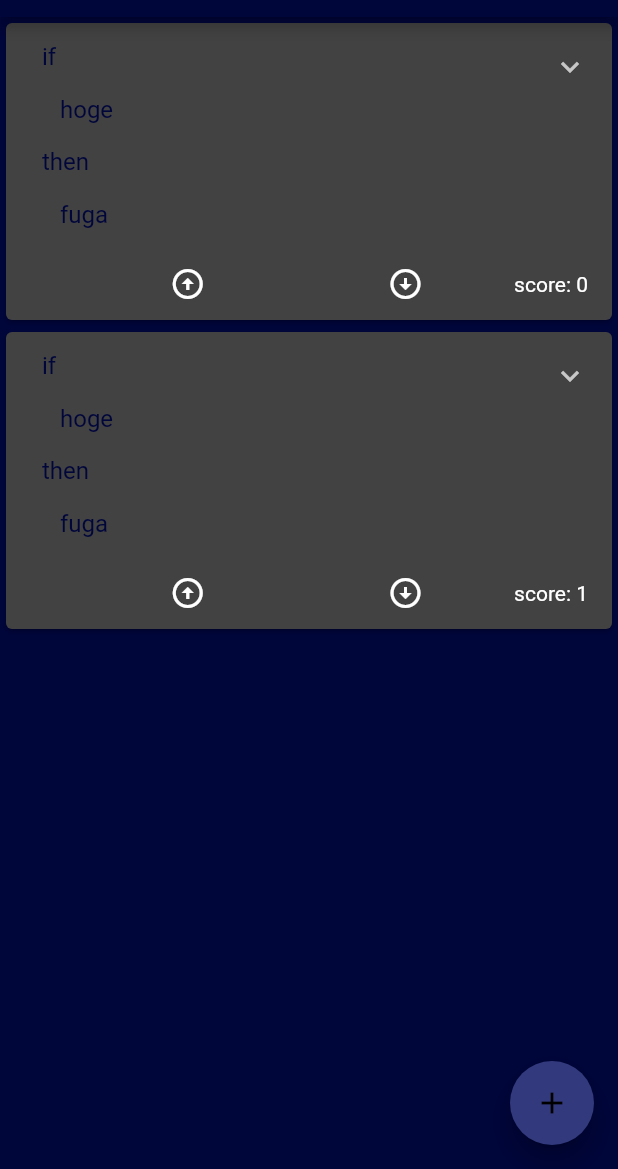
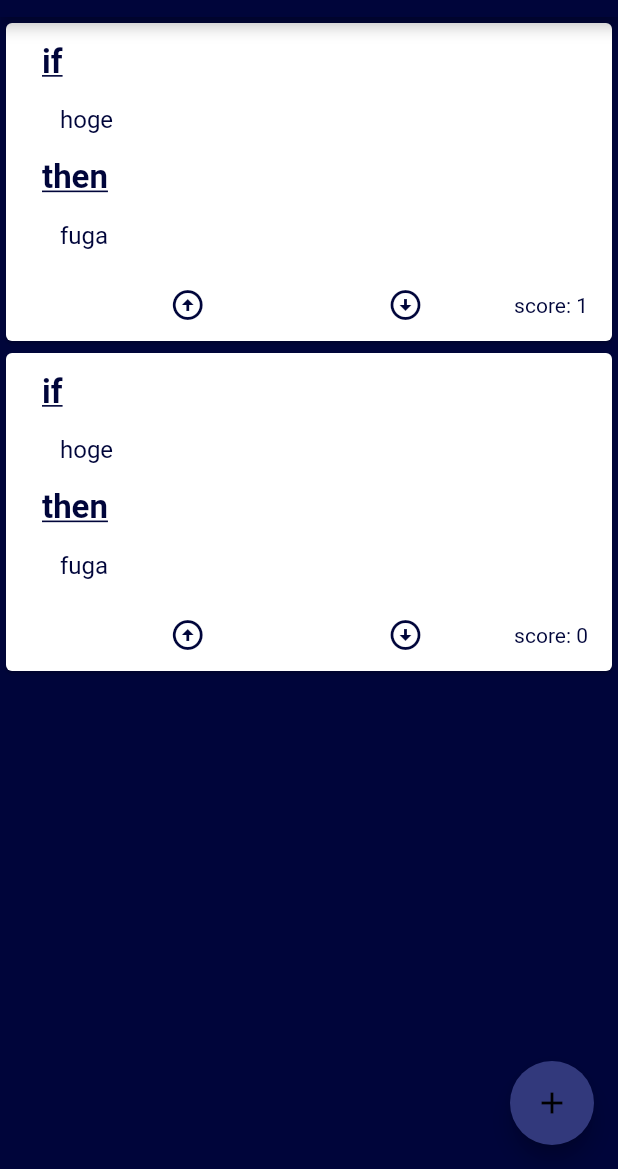
Before and after one commit to kuri-Maron/if_then_method, a Flutter app: the screen it shows after launch, after a tap on the "arrow circle up" icon, on a phone screen of 412 x 824 dp, the part 67-1236 px from its top. Run offline on Flutter 3.47's test engine with Material 2 defaults, Android fonts, the phone set to English and light mode, and no system bars.

Commit message:
ボタンのプロパティをいじるために一旦、コミット

```diff
--- a/lib/create_item_page.dart
+++ b/lib/create_item_page.dart
@@ -1,4 +1,6 @@
 // import 'package:flutter/cupertino.dart';
+import 'dart:ui';
+
 import 'package:flutter/material.dart';
 import 'package:if_then_method/ithen_Item.dart';
 
@@ -9,9 +11,9 @@
 
 class _CreateItemPageState extends State<CreateItemPage> {
   final _formKey = GlobalKey<FormState>();
-  String _ifText = 'X';
-  String _thenText = 'Y';
-  String _exceptionText = 'Z';
+  String _ifText;
+  String _thenText;
+  String _exceptionText;
 
   @override
   Widget build(BuildContext context) {
@@ -24,9 +26,7 @@
         style: TextStyle(
           color: Colors.white,
         ),
-        child: Column(
-          children: [
-            Form(
+        child: Form(
           key: _formKey,
           child: Container(
             // color: Colors.grespaceAroundy,
@@ -90,6 +90,13 @@
                 Padding(
                   padding: const EdgeInsets.symmetric(vertical: 16.0),
                   child: ElevatedButton(
+                    style: ButtonStyle(
+                      backgroundColor:
+                          MaterialStateProperty.all(Colors.deepOrangeAccent),
+                      foregroundColor: MaterialStateProperty.all(
+                        const Color(0xff00053A),
+                      ),
+                    ),
                     onPressed: () {
                       print("test");
                       if (_formKey.currentState.validate()) {
@@ -99,25 +106,23 @@
                         //   'ifText': _ifText,
                         //   'thenTest': _thenText,
                         //   'exceptionText': _exceptionText,
-                            IfthenCard item = IfthenCard(
+                        IfThenCard item = IfThenCard(
                           ifText: _ifText,
                           thenText: _thenText,
                           exceptionText: _exceptionText,
+                          score: 0,
                         );
                         // };
                         Navigator.of(context).pop(item);
                       }
                     },
-                        child: Text('Submit'),
+                    child: Text('OK'),
                   ),
                 ),
               ],
             ),
           ),
         ),
-            Text(_ifText + _thenText + _exceptionText),
-          ],
-        ),
       ),
     );
   }
--- a/lib/ithen_Item.dart
+++ b/lib/ithen_Item.dart
@@ -1,31 +1,43 @@
 import 'package:flutter/material.dart';
 
 //TODO: 多分、ステートフルにする必要がある！
-class IfthenCard extends StatelessWidget {
-  const IfthenCard({
+class IfThenCard extends StatefulWidget {
+  IfThenCard({
     Key key,
-    // @required List<String> items,
     String ifText,
     String thenText,
     String exceptionText,
     int index,
-    // })  : _items = items,
+    this.score,
   })  : _ifText = ifText,
         _thenText = thenText,
         _exceptionText = exceptionText,
-        _index = index,
+        // _index = index,
+        // _score = score,
         super(key: key);
 
-  // final List<String> _items;
   final String _ifText;
   final String _thenText;
   final String _exceptionText;
-  final int _index;
+  // final int _index;
+  // final int _score;
+  int score;
+
+  @override
+  _IfThenCardState createState() => _IfThenCardState();
+}
+
+class _IfThenCardState extends State<IfThenCard> {
+  void _incrementScore() {
+    setState(() {
+      widget.score++;
+    });
+  }
 
   @override
   Widget build(BuildContext context) {
     return Card(
-      // child: Text('${items[index]}'),
+      // color: Colors.grey,
       child: Column(
         children: <Widget>[
           ExpansionTile(
@@ -40,7 +52,14 @@
                     child: Row(
                       // mainAxisAlignment: MainAxisAlignment.spaceAround,
                       children: [
-                        Text('if'),
+                        Text(
+                          'if',
+                          style: TextStyle(
+                            decoration: TextDecoration.underline,
+                            fontSize: 22,
+                            fontWeight: FontWeight.bold,
+                          ),
+                        ),
                         // Spacer(),
                         // Text('score: ${items[index]}')
                       ],
@@ -57,7 +76,7 @@
                     child: Row(
                       children: [
                         Text(
-                          _ifText,
+                          widget._ifText,
                         ),
                       ],
                     ),
@@ -65,7 +84,16 @@
                   Padding(
                     padding: const EdgeInsets.all(8.0),
                     child: Row(
-                      children: [Text('then')],
+                      children: [
+                        Text(
+                          'then',
+                          style: TextStyle(
+                            decoration: TextDecoration.underline,
+                            fontSize: 22,
+                            fontWeight: FontWeight.bold,
+                          ),
+                        ),
+                      ],
                     ),
                   ),
                   Padding(
@@ -76,7 +104,7 @@
                       bottom: 8.0,
                     ),
                     child: Row(
-                      children: [Text(_thenText)],
+                      children: [Text(widget._thenText)],
                     ),
                   ),
                 ],
@@ -97,6 +125,11 @@
                           children: [
                             Text(
                               'exception',
+                              style: TextStyle(
+                                decoration: TextDecoration.underline,
+                                fontSize: 22,
+                                fontWeight: FontWeight.bold,
+                              ),
                             )
                           ],
                         ),
@@ -111,7 +144,7 @@
                         child: Row(
                           children: [
                             Text(
-                              _exceptionText,
+                              widget._exceptionText,
                             )
                           ],
                         ),
@@ -175,7 +208,7 @@
               IconButton(
                 icon: Icon(Icons.arrow_circle_up),
                 //TODO: 関数実装
-                onPressed: () {},
+                onPressed: _incrementScore,
               ),
               // Container(),
               Spacer(
@@ -192,7 +225,7 @@
               Padding(
                 padding: const EdgeInsets.all(16.0),
                 // child: Text('score: ${_index}'),
-                child: Text('score: $_index'),
+                child: Text('score: ${widget.score}'),
               ),
             ],
           ),
--- a/lib/main.dart
+++ b/lib/main.dart
@@ -18,6 +18,13 @@
         brightness: Brightness.dark, //これでテキストカラーを白にすることも可能だが、他に影響あり
         primaryColor: const Color(0xff00053A),
         scaffoldBackgroundColor: const Color(0xff00053A),
+        cardTheme: CardTheme(
+          color: Colors.white,
+          // color: Colors.white70,
+        ),
+        iconTheme: IconThemeData(
+          color: const Color(0xff00053A),
+        ),
         inputDecorationTheme: InputDecorationTheme(
           hintStyle: TextStyle(
             color: Colors.white,
@@ -27,13 +34,13 @@
           ),
         ),
         // accentTextTheme: TextTheme(),
-        // textTheme: TextTheme(
-        //   bodyText1: TextStyle(), //このコード未理解
-        //   bodyText2: TextStyle(),
-        // ).apply(
-        //   bodyColor: Colors.white,
-        //   displayColor: Colors.white,
-        // ),
+        textTheme: TextTheme(
+          bodyText1: TextStyle(), //このコード未理解
+          bodyText2: TextStyle(),
+        ).apply(
+          bodyColor: const Color(0xff00053A),
+          displayColor: const Color(0xff00053A),
+        ),
       ),
       home: MyHomePage(
         title: 'if then Method',
@@ -53,12 +60,13 @@
 
 class _MyHomePageState extends State<MyHomePage> {
   // var _items = List<String>.generate(3, (i) => "$i");
-  var _items = List<IfthenCard>.generate(2, (i) {
-    return IfthenCard(
+  var _items = List<IfThenCard>.generate(2, (i) {
+    return IfThenCard(
       ifText: 'hoge',
       thenText: 'fuga',
       exceptionText: 'bar',
       index: i,
+      score: 0,
     );
   });
 
```
Lines whose indentation alone changed are shown as unchanged.
